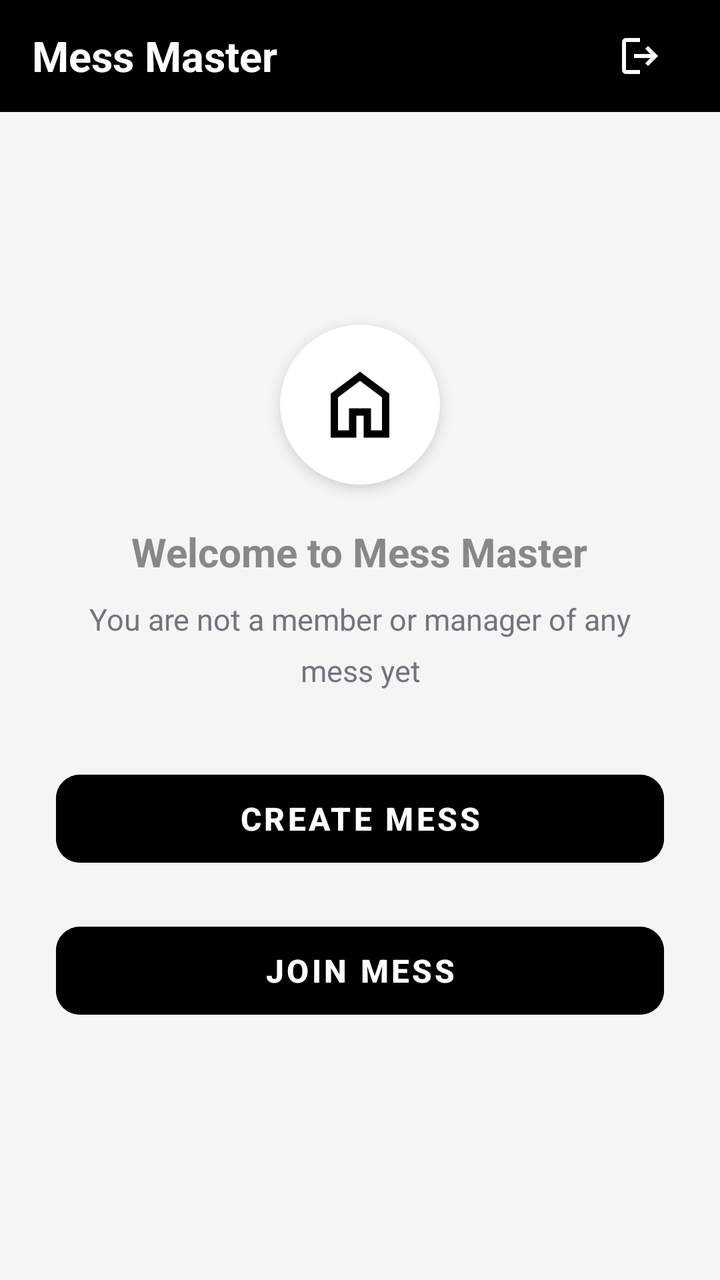
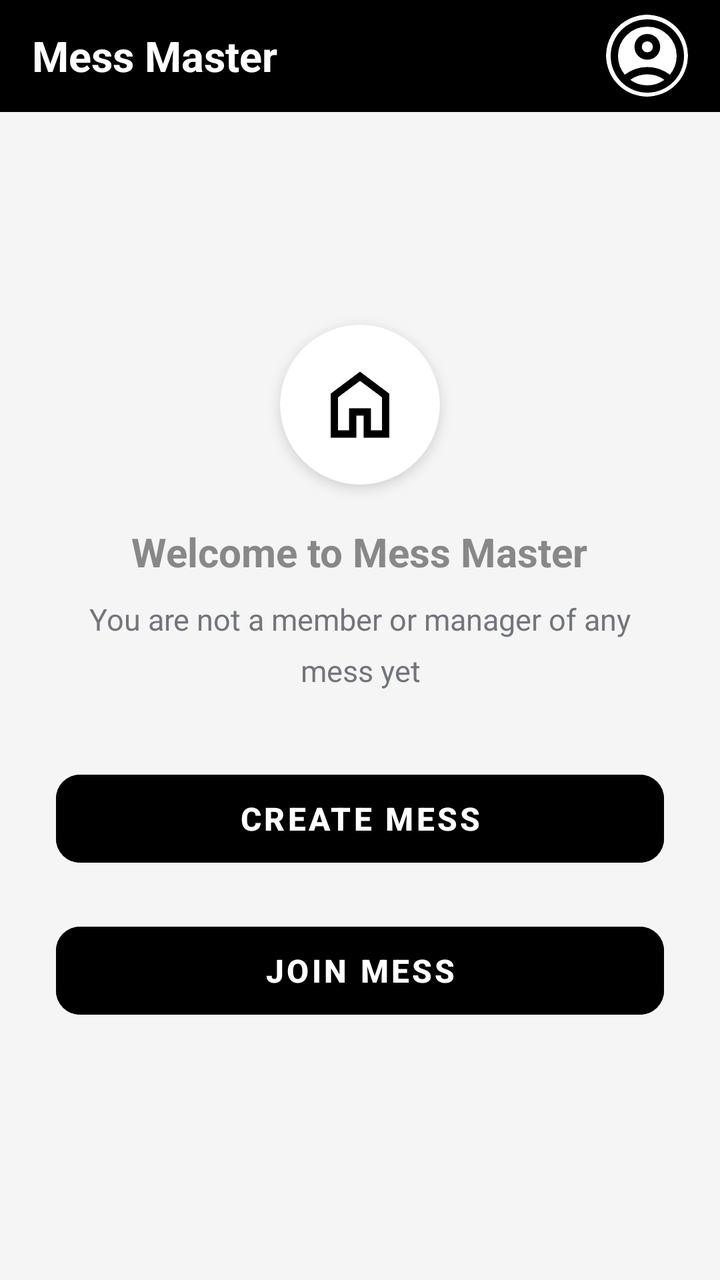

Two renders of the same Android screen: before a commit and after it. Below are the layout's source before the change and the commit's diff.
<!-- AndroidManifest.xml: application theme Theme.MessMaster -->
<!-- res/layout/activity_comm_dashboard_home.xml -->
<?xml version="1.0" encoding="utf-8"?>
<LinearLayout
    xmlns:android="http://schemas.android.com/apk/res/android"
    xmlns:app="http://schemas.android.com/apk/res-auto"
    android:layout_width="match_parent"
    android:layout_height="match_parent"
    android:orientation="vertical"
    android:background="#F5F5F5"
    android:fitsSystemWindows="true">

    <LinearLayout
        android:layout_width="match_parent"
        android:layout_height="56dp"
        android:background="@color/black"
        android:orientation="horizontal"
        android:gravity="center_vertical"
        android:paddingHorizontal="16dp">

        <TextView
            android:layout_width="wrap_content"
            android:layout_height="wrap_content"
            android:text="Mess Master"
            android:textColor="#FFFFFF"
            android:textSize="21sp"
            android:textStyle="bold"/>

        <View
            android:layout_width="0dp"
            android:layout_height="0dp"
            android:layout_weight="1" />

        <ImageButton
            android:id="@+id/btnLogout"
            android:layout_width="48dp"
            android:layout_height="48dp"
            android:background="?attr/selectableItemBackgroundBorderless"
            android:src="@drawable/ic_logout"
            android:contentDescription="Logout"
            app:tint="#FFFFFF" />

    </LinearLayout>

    <LinearLayout
        android:layout_width="match_parent"
        android:layout_height="0dp"
        android:layout_weight="1"
        android:orientation="vertical"
        android:gravity="center"
        android:paddingHorizontal="28dp">

        <androidx.cardview.widget.CardView
            android:layout_width="80dp"
            android:layout_height="80dp"
            android:layout_gravity="center_horizontal"
            app:cardCornerRadius="40dp"
            app:cardBackgroundColor="#FFFFFF"
            app:cardElevation="4dp"
            android:layout_marginBottom="20dp">

            <ImageView
                android:layout_width="44dp"
                android:layout_height="44dp"
                android:layout_gravity="center"
                android:src="@drawable/home_icon"
                app:tint="#000000"
                android:contentDescription="Home Icon"/>

        </androidx.cardview.widget.CardView>

        <TextView
            android:layout_width="wrap_content"
            android:layout_height="wrap_content"
            android:text="Welcome to Mess Master"
            android:textSize="20sp"
            android:textStyle="bold"
            android:textColor="@color/text_primary"
            android:layout_gravity="center_horizontal"
            android:layout_marginBottom="10dp"/>

        <TextView
            android:layout_width="wrap_content"
            android:layout_height="wrap_content"
            android:text="You are not a member or manager of any mess yet"
            android:textSize="15sp"
            android:textColor="@color/text_secondary"
            android:gravity="center"
            android:lineSpacingMultiplier="1.4"
            android:layout_gravity="center_horizontal"
            android:layout_marginBottom="36dp"/>

        <Button
            android:id="@+id/btnCreateMess"
            android:layout_width="match_parent"
            android:layout_height="56dp"
            android:text="Create mess"
            android:textSize="16sp"
            android:textColor="#FFFFFF"
            android:textStyle="bold"
            android:backgroundTint="#000000"
            android:stateListAnimator="@null"
            style="@style/Widget.MaterialComponents.Button"
            app:cornerRadius="12dp"
            android:layout_marginBottom="20dp" />

        <Button
            android:id="@+id/btnJoinMess"
            android:layout_width="match_parent"
            android:layout_height="56dp"
            android:text="Join mess"
            android:textSize="16sp"
            android:textColor="#FFFFFF"
            android:textStyle="bold"
            android:backgroundTint="#000000"
            android:stateListAnimator="@null"
            style="@style/Widget.MaterialComponents.Button"
            app:cornerRadius="12dp"
            android:layout_marginBottom="20dp" />

    </LinearLayout>

</LinearLayout>
<!-- resources referenced by this layout -->
<resources>
  <color name="black">#FF000000</color>
  <color name="text_primary">#888888</color>
  <color name="text_secondary">#73757D</color>
  <!-- drawable home_icon (drawable) -->
  <vector xmlns:android="http://schemas.android.com/apk/res/android"
      android:width="24dp"
      android:height="24dp"
      android:viewportWidth="960"
      android:viewportHeight="960">
    <path
        android:pathData="M240,760h120v-240h240v240h120v-360L480,220 240,400v360ZM160,840v-480l320,-240 320,240v480L520,840v-240h-80v240L160,840ZM480,490Z"
        android:fillColor="#000000"/>
  </vector>
  <!-- drawable ic_logout (drawable) -->
  <vector xmlns:android="http://schemas.android.com/apk/res/android"
      android:width="24dp"
      android:height="24dp"
      android:viewportWidth="960"
      android:viewportHeight="960">
    <path
        android:pathData="M200,840q-33,0 -56.5,-23.5T120,760v-560q0,-33 23.5,-56.5T200,120h280v80L200,200v560h280v80L200,840ZM640,680 L585,622 687,520L360,520v-80h327L585,338l55,-58 200,200 -200,200Z"
        android:fillColor="#000000"/>
  </vector>
  <style name="Theme.MessMaster" parent="Base.Theme.MessMaster" />
  <style name="Base.Theme.MessMaster" parent="Theme.Material3.DayNight.NoActionBar">
          
          
      </style>
</resources>

<!-- the commit's change to res/layout/activity_comm_dashboard_home.xml (unified diff, before → after) -->
@@ -29,14 +29,23 @@
             android:layout_height="0dp"
             android:layout_weight="1" />
 
-        <ImageButton
-            android:id="@+id/btnLogout"
-            android:layout_width="48dp"
-            android:layout_height="48dp"
-            android:background="?attr/selectableItemBackgroundBorderless"
-            android:src="@drawable/ic_logout"
-            android:contentDescription="Logout"
-            app:tint="#FFFFFF" />
+        <androidx.cardview.widget.CardView
+            android:layout_width="41dp"
+            android:layout_height="41dp"
+            app:cardCornerRadius="40dp"
+            app:cardBackgroundColor="#FFFFFF"
+            app:cardElevation="4dp">
+
+            <ImageView
+                android:id="@+id/btnProfile"
+                android:layout_width="44dp"
+                android:layout_height="44dp"
+                android:layout_gravity="center"
+                android:src="@drawable/profile_icon"
+                app:tint="#000000"
+                android:contentDescription="Profile Icon"/>
+
+        </androidx.cardview.widget.CardView>
 
     </LinearLayout>
 
<!-- resource entries referenced after the edit -->
@@ -13,14 +13,14 @@
         android:pathData="M240,760h120v-240h240v240h120v-360L480,220 240,400v360ZM160,840v-480l320,-240 320,240v480L520,840v-240h-80v240L160,840ZM480,490Z"
         android:fillColor="#000000"/>
   </vector>
-  <!-- drawable ic_logout (drawable) -->
+  <!-- drawable profile_icon (drawable) -->
   <vector xmlns:android="http://schemas.android.com/apk/res/android"
       android:width="24dp"
       android:height="24dp"
       android:viewportWidth="960"
       android:viewportHeight="960">
     <path
-        android:pathData="M200,840q-33,0 -56.5,-23.5T120,760v-560q0,-33 23.5,-56.5T200,120h280v80L200,200v560h280v80L200,840ZM640,680 L585,622 687,520L360,520v-80h327L585,338l55,-58 200,200 -200,200Z"
+        android:pathData="M234,684q51,-39 114,-61.5T480,600q69,0 132,22.5T726,684q35,-41 54.5,-93T800,480q0,-133 -93.5,-226.5T480,160q-133,0 -226.5,93.5T160,480q0,59 19.5,111t54.5,93ZM380.5,479.5Q340,439 340,380t40.5,-99.5Q421,240 480,240t99.5,40.5Q620,321 620,380t-40.5,99.5Q539,520 480,520t-99.5,-40.5ZM480,880q-83,0 -156,-31.5T197,763q-54,-54 -85.5,-127T80,480q0,-83 31.5,-156T197,197q54,-54 127,-85.5T480,80q83,0 156,31.5T763,197q54,54 85.5,127T880,480q0,83 -31.5,156T763,763q-54,54 -127,85.5T480,880ZM580,784.5q47,-15.5 86,-44.5 -39,-29 -86,-44.5T480,680q-53,0 -100,15.5T294,740q39,29 86,44.5T480,800q53,0 100,-15.5ZM523,423q17,-17 17,-43t-17,-43q-17,-17 -43,-17t-43,17q-17,17 -17,43t17,43q17,17 43,17t43,-17ZM480,380ZM480,740Z"
         android:fillColor="#000000"/>
   </vector>
   <style name="Theme.MessMaster" parent="Base.Theme.MessMaster" />
